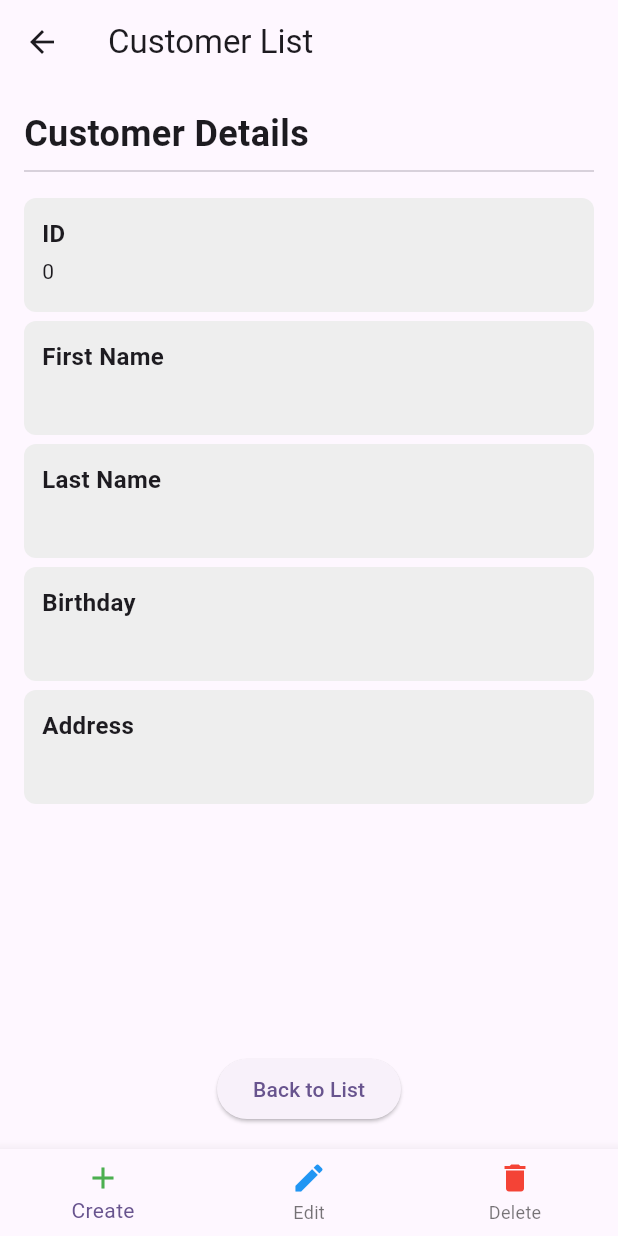
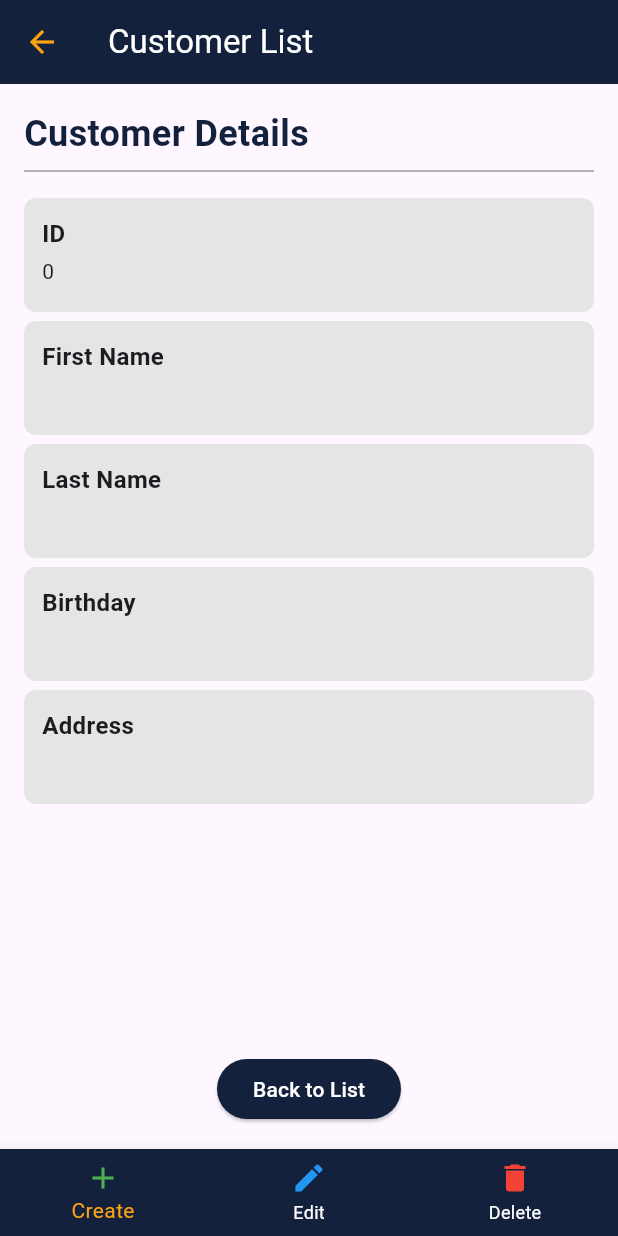
Before and after one commit to trem0403/cst2335_final_project, a Flutter app: the screen it shows after launch, after a tap on "Customer List", on a phone screen of 412 x 824 dp. Run offline on Flutter 3.47's test engine with Material 3 defaults, Android fonts, the phone set to English and light mode, and no system bars; our stand-ins replace floor, sqflite; missing offline and left inert: encrypted_shared_preferences; accounts and stored records are empty; generated files the repository leaves out were written again.

Commit message:
Added colouring

```diff
--- a/lib/pages/customer_list.dart
+++ b/lib/pages/customer_list.dart
@@ -18,6 +18,12 @@ class CustomerListPageState extends State<CustomerListPage> {
   Customer? selectedCustomer;
   List<Customer> customers = [];
   int currentIndex = 0; // Index for bottom navigation
+
+  //Colours
+  var navColour = 0xFF14213D;
+  var accentColour = 0xFFFCA311;
+  var backgroundColour = 0xFF000000;
+  var gridColour = 0xFFE5E5E5;
 
   @override
   void initState() {
@@ -169,12 +175,19 @@ class CustomerListPageState extends State<CustomerListPage> {
   Widget build(BuildContext context) {
     return Scaffold(
       appBar: AppBar(
-        title: const Text('Customer List'),
+        title: const Text('Customer List', style: TextStyle(color: Colors.white),),
+        iconTheme: const IconThemeData(
+          color: Color(0xFFFCA311), // Change the arrow color here
+        ),
+        backgroundColor: Color(navColour),
       ),
       body: Center(
         child: reactiveLayout(),
       ),
       bottomNavigationBar: BottomNavigationBar(
+        backgroundColor: Color(navColour), // BottomNav background color
+        selectedItemColor: Color(accentColour), // Highlighted item color
+        unselectedItemColor: Colors.white,
         currentIndex: currentIndex,
         onTap: handleNavigation,
         items: const [
@@ -205,6 +218,11 @@ class CustomerListPageState extends State<CustomerListPage> {
       return Row(
         children: [
           Expanded(flex: 1, child: customerList()),
+          VerticalDivider(
+            color: Colors.grey.shade700, // Divider color
+            thickness: 1, // Divider thickness
+            width: 1,
+          ),
           Expanded(flex: 2, child: detailsPage()),
         ],
       );
@@ -220,11 +238,13 @@ class CustomerListPageState extends State<CustomerListPage> {
   }
 
   Widget detailsPage() {
+
+
     if (selectedCustomer == null) {
       return const Center(
         child: Text(
           "Please select a Customer from the list",
-          style: TextStyle(fontSize: 24.0, fontWeight: FontWeight.bold),
+          style: TextStyle(fontSize: 24.0, fontWeight: FontWeight.bold, color: Colors.black),
           textAlign: TextAlign.center,
         ),
       );
@@ -248,9 +268,8 @@ class CustomerListPageState extends State<CustomerListPage> {
             children: [
               const Text(
                 "Customer Details",
-                style: TextStyle(fontSize: 24.0, fontWeight: FontWeight.bold),
-              ),
-              const Divider(thickness: 1),
+                style: TextStyle(fontSize: 24.0, fontWeight: FontWeight.bold, color: Color(0xFF14213D)),              ),
+              const Divider(thickness: 1, color: Colors.grey),
               const SizedBox(height: 10),
               Expanded(
                 child: GridView.count(
@@ -277,8 +296,10 @@ class CustomerListPageState extends State<CustomerListPage> {
                       selectedCustomer = null; // Clear the selection
                     });
                   },
-                  child:
-                  const Text("Back to List"),
+                  style: ElevatedButton.styleFrom(
+                    backgroundColor: Color(navColour),
+                  ),
+                  child: const Text("Back to List", style: TextStyle(color: Colors.white),),
                 ),
               ),
             ],
@@ -293,7 +314,7 @@ class CustomerListPageState extends State<CustomerListPage> {
     return Container(
       padding: const EdgeInsets.all(12.0), // Reduced padding for a compact layout
       decoration: BoxDecoration(
-        color: Colors.grey[200],
+        color: Color(gridColour), // Light gray background
         borderRadius: BorderRadius.circular(8.0),
       ),
       child: Column(
@@ -322,10 +343,6 @@ class CustomerListPageState extends State<CustomerListPage> {
         mainAxisAlignment: MainAxisAlignment.center,
         children: <Widget>[
           const SizedBox(height: 20),
-          const Text(
-            "Customers:",
-            style: TextStyle(fontSize: 15),
-          ),
           Flexible(
             child: customers.isEmpty
                 ? const Center(
@@ -349,7 +366,7 @@ class CustomerListPageState extends State<CustomerListPage> {
                     });
                   },
                   title: Text(
-                    "Customer: ${customer.firstName} ${customer.lastName}",
+                    "${customer.firstName} ${customer.lastName}",
                     style: const TextStyle(fontSize: 16.0),
                   ),
                   subtitle: Text(
```
Also changed, not shown: lib/pages/addCustomer.dart (+14 -3 lines), lib/repository/customer_repository.dart (+4 -4 lines).
